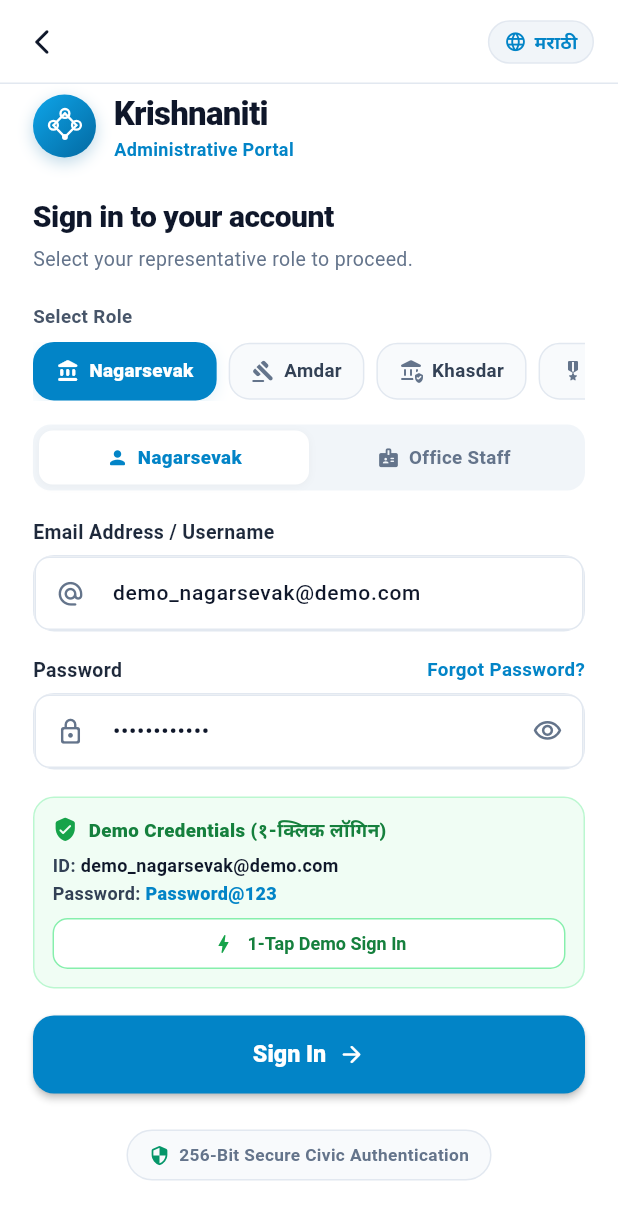
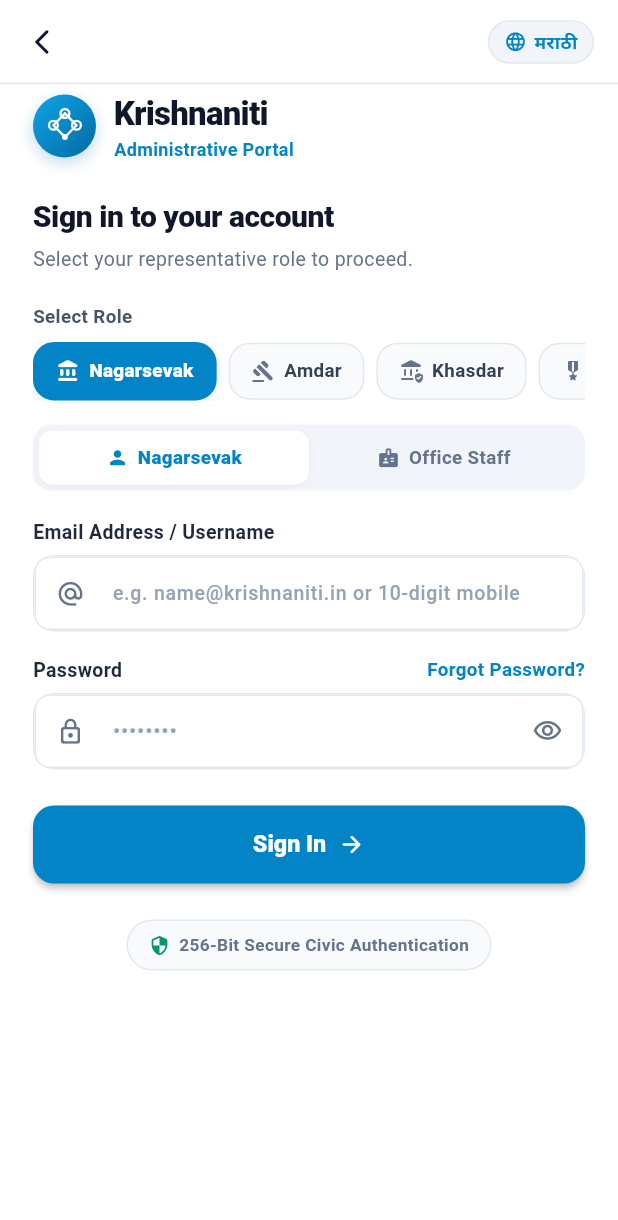
Before and after one commit to SahilParbale/Krishnaniti-App, a Flutter app: the LoginScreen screen opened directly, on a phone screen of 412 x 824 dp. Shown: the top 1220 px of the screen. Run offline on Flutter 3.47's test engine with Material 3 defaults, Android fonts, the phone set to English and light mode, and no system bars; our stand-ins replace flutter_animate, flutter_riverpod, image_picker, pdf, printing, shared_preferences and 1 more; accounts and stored records are empty.

Commit message:
feat: add supabase service, auth repository, and login screen

```diff
--- a/lib/core/services/supabase_service.dart
+++ b/lib/core/services/supabase_service.dart
@@ -24,6 +24,7 @@ class SupabaseService {
       return _fallbackClient ??= SupabaseClient(
         AppConfig.supabaseUrl,
         AppConfig.supabaseAnonKey,
+        authOptions: const AuthClientOptions(autoRefreshToken: false),
       );
     }
   }
--- a/lib/data/repositories/auth_repository.dart
+++ b/lib/data/repositories/auth_repository.dart
@@ -46,98 +46,43 @@ class AuthRepository {
     return null;
   }
 
+  // Staff mobile number to registered email mapping for phone-based logins
+  static const Map<String, String> _staffMobileToEmail = {
+    '7977157629': 'abhijit1714@gmail.com',
+    '9833948379': 'mane.mahendra1@gmail.com',
+    '7977688328': 'mantrisachin12@gmail.com',
+    '9876543210': 'soham@gmail.com',
+    '8356017704': 'satishmore6810@gmail.com',
+    '9833873707': 'sushilkumarkadam78@gmail.com',
+    '8286272727': 'sherkhanesandy@gmail.com',
+    '9773600736': 'shubham.k2001@gmail.com',
+    '8839958350': 'raghvendra.mcu@gmail.com',
+    '9167219955': 'nehalbakhai93@gmail.com',
+    '8767152299': 'aghuge229@gmail.com',
+    '6577577754': 'pranjall@gmail.com',
+    '8446588526': 'sahilparbale777@gmail.com',
+  };
+
   Future<UserModel> signIn({
     required String email,
     required String password,
     String? role,
     bool isStaff = false,
   }) async {
-    String cleanEmail = email.trim().toLowerCase();
+    String cleanIdentifier = email.trim();
 
-    // Map common role keywords/usernames to their official demo accounts
-    if (cleanEmail == 'demo_nagarsevak' ||
-        cleanEmail == 'nagarsevak' ||
-        cleanEmail == 'admin' ||
-        cleanEmail == 'demo') {
-      cleanEmail = 'demo_nagarsevak@demo.com';
-    } else if (cleanEmail == 'staff_prabhag12' ||
-        cleanEmail == 'staff' ||
-        cleanEmail == 'karyakarta') {
-      cleanEmail = 'staff_prabhag12@demo.com';
-    } else if (cleanEmail == 'amdar_demo' || cleanEmail == 'amdar') {
-      cleanEmail = 'amdar_demo@krishnaniti.in';
-    } else if (cleanEmail == 'khasdar_demo' || cleanEmail == 'khasdar') {
-      cleanEmail = 'khasdar_demo@krishnaniti.in';
-    } else if (cleanEmail == 'minister_demo' || cleanEmail == 'minister') {
-      cleanEmail = 'minister_demo@krishnaniti.in';
+    // If user enters a 10-digit mobile number or formatted mobile number, resolve to their email
+    final digitsOnly = cleanIdentifier.replaceAll(RegExp(r'[^0-9]'), '');
+    final tenDigit = digitsOnly.length >= 10
+        ? digitsOnly.substring(digitsOnly.length - 10)
+        : digitsOnly;
+    if (_staffMobileToEmail.containsKey(tenDigit)) {
+      cleanIdentifier = _staffMobileToEmail[tenDigit]!;
     }
 
-    // 1. Built-in demo accounts matching Nagarsevak-Managment AuthContext.tsx
-    // Demo accounts allow testing without separate Supabase Auth signups
-    final isDemoAccount = cleanEmail == 'demo_nagarsevak@demo.com' ||
-        cleanEmail == 'staff_prabhag12@demo.com' ||
-        cleanEmail == 'amdar_demo@krishnaniti.in' ||
-        cleanEmail == 'khasdar_demo@krishnaniti.in' ||
-        cleanEmail == 'minister_demo@krishnaniti.in' ||
-        cleanEmail == 'admin@ns.com' ||
-        cleanEmail == 'staff@ns.com' ||
-        cleanEmail == 'voter@ns.com';
+    final cleanEmail = cleanIdentifier.toLowerCase();
 
-    if (isDemoAccount) {
-      final userRole = role ??
-          (cleanEmail.contains('staff') || isStaff
-              ? 'staff'
-              : cleanEmail.contains('amdar')
-                  ? 'amdar'
-                  : cleanEmail.contains('khasdar')
-                      ? 'khasdar'
-                      : cleanEmail.contains('minister')
-                          ? 'minister'
-                          : 'nagarsevak');
-
-      // The Krishnaniti demo tenant UUID in database
-      const demoTenantId = AppConfig.defaultTenantId;
-      SupabaseService.instance.setActiveTenant(demoTenantId);
-
-      // Attempt live Supabase Auth login for demo_nagarsevak in background for valid JWT
-      if (cleanEmail == 'demo_nagarsevak@demo.com') {
-        try {
-          await _client.auth.signInWithPassword(
-            email: 'demo_nagarsevak@demo.com',
-            password: 'Password@123',
-          );
-        } catch (_) {
-          // Offline or network error - offline mock session continues safely
-        }
-      }
-
-      final user = UserModel(
-        id: (cleanEmail == 'demo_nagarsevak@demo.com')
-            ? '3cf3d997-c0f7-4f69-8e70-a0f938f6e088'
-            : 'demo-user-id',
-        name: userRole == 'staff'
-            ? 'Prabhag 12 Staff'
-            : userRole == 'amdar'
-                ? 'Hon. Amdar (MLA)'
-                : userRole == 'khasdar'
-                    ? 'Hon. Khasdar (MP)'
-                    : userRole == 'minister'
-                        ? 'Hon. Minister'
-                        : 'Demo Nagarsevak',
-        email: cleanEmail,
-        role: userRole,
-        isStaff: userRole == 'staff',
-        permissions: const [],
-        tenantId: demoTenantId,
-      );
-
-      _mockSession = user;
-      await _persistSession(user);
-      return user;
-    }
-
-    // 2. Real Supabase Authentication
-    // Connects to live Supabase backend sharing exact credentials with web app
+    // Authenticate with live Supabase GoTrue Auth
     final response = await _client.auth.signInWithPassword(
       email: cleanEmail,
       password: password,
@@ -150,7 +95,7 @@ class AuthRepository {
 
     final profile = await loadUserProfile(user);
 
-    // 3. Log successful login to login_logs table (matching web AuthContext)
+    // Log successful login to login_logs table (matching web AuthContext)
     try {
       String osName = 'Unknown';
       if (kIsWeb) {
@@ -189,11 +134,11 @@ class AuthRepository {
     Map<String, dynamic>? staffRes;
     Map<String, dynamic>? mappingRes;
 
-    // 1. Fetch staff record if exists (safely catch any RLS/missing table error)
+    // 1. Fetch staff record if exists
     try {
       staffRes = await _client
           .from('staff')
-          .select('id, role, permissions, can_assign_work')
+          .select('id, role, permissions, can_assign_work, tenant_id')
           .eq('id', sessionUser.id)
           .maybeSingle();
     } catch (_) {}
@@ -208,7 +153,10 @@ class AuthRepository {
     } catch (_) {}
 
     final dbRole = mappingRes?['role'] ?? (staffRes != null ? 'staff' : 'nagarsevak');
-    final tenantId = mappingRes?['tenant_id'] ?? SupabaseService.instance.activeTenantId ?? AppConfig.defaultTenantId;
+    final tenantId = mappingRes?['tenant_id'] ??
+        staffRes?['tenant_id'] ??
+        SupabaseService.instance.activeTenantId ??
+        AppConfig.defaultTenantId;
 
     SupabaseService.instance.setActiveTenant(tenantId);
 
@@ -219,15 +167,17 @@ class AuthRepository {
       }
     }
 
+    final resolvedRole = dbRole == 'super_admin' ? 'admin' : dbRole;
+
     return UserModel(
       id: sessionUser.id,
       name: sessionUser.userMetadata?['name'] ??
           sessionUser.userMetadata?['full_name'] ??
           sessionUser.email?.split('@')[0] ??
-          'Elected Representative',
+          'User',
       email: sessionUser.email ?? '',
-      role: dbRole == 'super_admin' ? 'admin' : dbRole,
-      isStaff: staffRes != null || dbRole == 'staff',
+      role: resolvedRole,
+      isStaff: staffRes != null || resolvedRole == 'staff',
       permissions: perms,
       tenantId: tenantId,
     );
--- a/lib/presentation/screens/auth/login_screen.dart
+++ b/lib/presentation/screens/auth/login_screen.dart
@@ -22,7 +22,7 @@ class _LoginScreenState extends ConsumerState<LoginScreen> {
   String _subRole = 'nagarsevak'; // 'nagarsevak' or 'staff'
 
   final TextEditingController _emailController = TextEditingController();
-  final TextEditingController _passwordController = TextEditingController(text: 'Password@123');
+  final TextEditingController _passwordController = TextEditingController();
   bool _obscurePassword = true;
   bool _isSigningIn = false;
 
@@ -32,7 +32,6 @@ class _LoginScreenState extends ConsumerState<LoginScreen> {
     if (widget.initialRole != null) {
       _activeRole = widget.initialRole!;
     }
-    _updateDefaultCredentials();
   }
 
   @override
@@ -46,23 +45,7 @@ class _LoginScreenState extends ConsumerState<LoginScreen> {
     HapticFeedback.selectionClick();
     setState(() {
       _activeRole = role;
-      _updateDefaultCredentials();
     });
-  }
-
-  void _updateDefaultCredentials() {
-    _passwordController.text = 'Password@123';
-    if (_activeRole == 'nagarsevak') {
-      _emailController.text = _subRole == 'nagarsevak'
-          ? 'demo_nagarsevak@demo.com'
-          : 'staff_prabhag12@demo.com';
-    } else if (_activeRole == 'amdar') {
-      _emailController.text = 'amdar_demo@krishnaniti.in';
-    } else if (_activeRole == 'khasdar') {
-      _emailController.text = 'khasdar_demo@krishnaniti.in';
-    } else if (_activeRole == 'minister') {
-      _emailController.text = 'minister_demo@krishnaniti.in';
-    }
   }
 
   Future<void> _handleLogin() async {
@@ -382,7 +365,6 @@ class _LoginScreenState extends ConsumerState<LoginScreen> {
                               HapticFeedback.selectionClick();
                               setState(() {
                                 _subRole = 'nagarsevak';
-                                _updateDefaultCredentials();
                               });
                             },
                             borderRadius: BorderRadius.circular(9),
@@ -424,7 +406,6 @@ class _LoginScreenState extends ConsumerState<LoginScreen> {
                               HapticFeedback.selectionClick();
                               setState(() {
                                 _subRole = 'staff';
-                                _updateDefaultCredentials();
                               });
                             },
                             borderRadius: BorderRadius.circular(9),
@@ -488,7 +469,7 @@ class _LoginScreenState extends ConsumerState<LoginScreen> {
                     textInputAction: TextInputAction.next,
                     style: const TextStyle(fontSize: 14, color: Color(0xFF0F172A), fontWeight: FontWeight.w500),
                     decoration: InputDecoration(
-                      hintText: isMr ? 'उदा. demo_nagarsevak@demo.com' : 'e.g. demo_nagarsevak@demo.com',
+                      hintText: isMr ? 'उदा. नाव@krishnaniti.in किंवा १०-अंकी मोबाईल' : 'e.g. name@krishnaniti.in or 10-digit mobile',
                       hintStyle: const TextStyle(color: Color(0xFF94A3B8), fontSize: 13),
                       prefixIcon: const Icon(Icons.alternate_email_rounded, color: Color(0xFF64748B), size: 19),
                       border: InputBorder.none,
@@ -555,82 +536,7 @@ class _LoginScreenState extends ConsumerState<LoginScreen> {
                   ),
                 ),
 
-                const SizedBox(height: 18),
-
-                // Demo Credentials Highlight Card
-                Container(
-                  padding: const EdgeInsets.all(12),
-                  decoration: BoxDecoration(
-                    color: const Color(0xFFF0FDF4),
-                    borderRadius: BorderRadius.circular(14),
-                    border: Border.all(color: const Color(0xFFBBF7D0)),
-                  ),
-                  child: Column(
-                    crossAxisAlignment: CrossAxisAlignment.start,
-                    children: [
-                      Row(
-                        children: [
-                          const Icon(Icons.verified_user_rounded, color: Color(0xFF16A34A), size: 17),
-                          const SizedBox(width: 7),
-                          Text(
-                            isMr ? 'डेमो लॉगिन माहिती (Demo Credentials)' : 'Demo Credentials (१-क्लिक लॉगिन)',
-                            style: const TextStyle(
-                              fontSize: 12.5,
-                              fontWeight: FontWeight.w800,
-                              color: Color(0xFF15803D),
-                            ),
-                          ),
-                        ],
-                      ),
-                      const SizedBox(height: 6),
-                      Row(
-                        children: [
-                          const Text('ID: ', style: TextStyle(fontWeight: FontWeight.w700, fontSize: 12, color: Color(0xFF334155))),
-                          Expanded(
-                            child: Text(
-                              _emailController.text,
-                              style: const TextStyle(fontWeight: FontWeight.w700, fontSize: 12, color: Color(0xFF0F172A)),
-                              overflow: TextOverflow.ellipsis,
-                            ),
-                          ),
-                        ],
-                      ),
-                      const SizedBox(height: 2),
-                      Row(
-                        children: const [
-                          Text('Password: ', style: TextStyle(fontWeight: FontWeight.w700, fontSize: 12, color: Color(0xFF334155))),
-                          Text('Password@123', style: TextStyle(fontWeight: FontWeight.w800, fontSize: 12, color: Color(0xFF0284C7))),
-                        ],
-                      ),
-                      const SizedBox(height: 8),
-                      SizedBox(
-                        width: double.infinity,
-                        height: 34,
-                        child: OutlinedButton.icon(
-                          onPressed: isLoading
-                              ? null
-                              : () {
-                                  _updateDefaultCredentials();
-                                  _handleLogin();
-                                },
-                          icon: const Icon(Icons.bolt_rounded, size: 16, color: Color(0xFF16A34A)),
-                          label: Text(
-                            isMr ? 'डेमोद्वारे थेट प्रवेश करा' : '1-Tap Demo Sign In',
-                            style: const TextStyle(fontSize: 12, fontWeight: FontWeight.w700, color: Color(0xFF15803D)),
-                          ),
-                          style: OutlinedButton.styleFrom(
-                            side: const BorderSide(color: Color(0xFF86EFAC)),
-                            backgroundColor: Colors.white,
-                            padding: EdgeInsets.zero,
-                            shape: RoundedRectangleBorder(borderRadius: BorderRadius.circular(10)),
-                          ),
-                        ),
-                      ),
-                    ],
-                  ),
-                ),
-
-                const SizedBox(height: 18),
+                const SizedBox(height: 24),
 
                 // 4. Primary Mobile Login Button (Height 52, thumb-reachable)
                 SizedBox(
```
Also changed, not shown: 1 other file.
